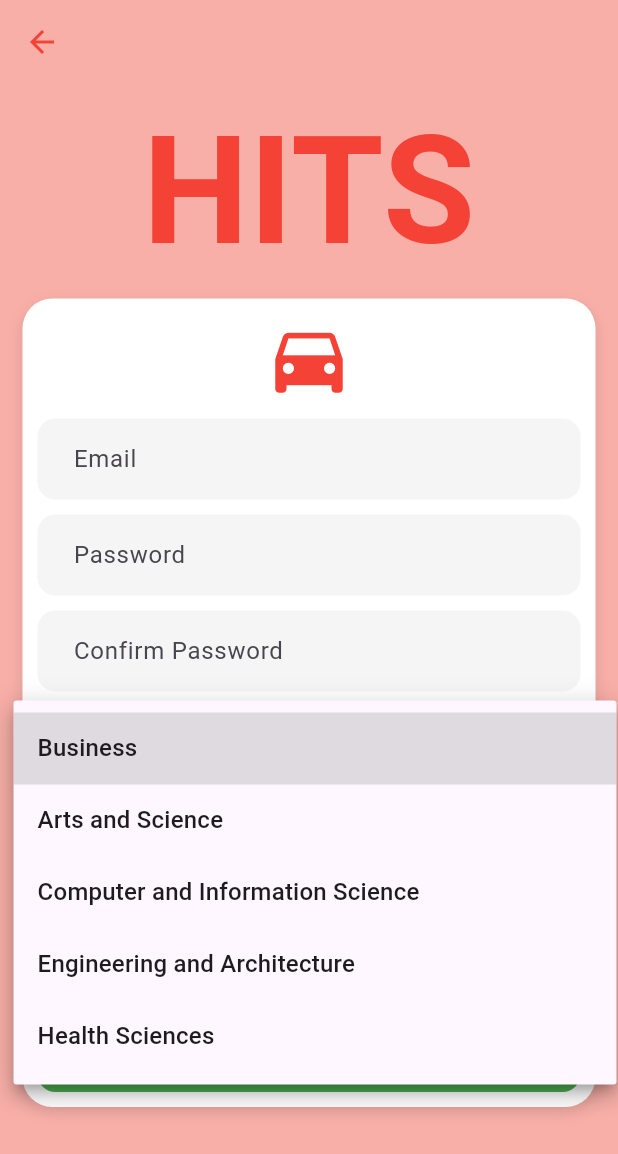
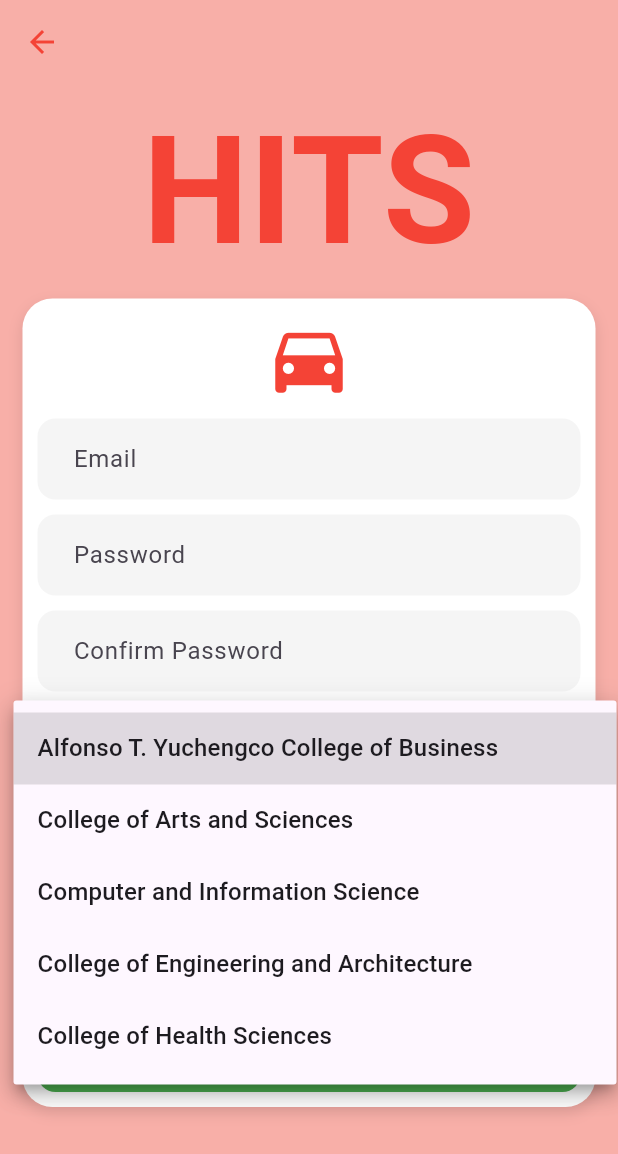
Before and after one commit to cybot555/mmcm_hits_repo, a Flutter app: the screen it shows after launch, after a tap on "Create an Account", after a tap on "Select College", on a phone screen of 412 x 824 dp. Shown: the top 1154 px of the screen. Run offline on Flutter 3.47's test engine with Material 3 defaults, Android fonts, the phone set to English and light mode, and no system bars; our stand-ins replace file_picker.

Commit message:
changed signup text to white, formalized college and program naming, renamed rider to hitcher

```diff
--- a/lib/components/driver_or_rider.dart
+++ b/lib/components/driver_or_rider.dart
@@ -27,8 +27,8 @@
             ),
             Expanded(
               child: RadioListTile<String>(
-                title: const Text("Rider"),
-                value: "Rider",
+                title: const Text("Hitcher"),
+                value: "Hitcher",
                 groupValue: selectedRole,
                 onChanged: onChanged,
               ),
--- a/lib/components/my_college_dropdown.dart
+++ b/lib/components/my_college_dropdown.dart
@@ -1,11 +1,14 @@
 import 'package:flutter/material.dart';
 import 'package:mmcm_hits/components/college.dart';
-
 
 class MyCollegeDropdown extends StatefulWidget {
   final Function(String?, String?) onChanged;
 
-  const MyCollegeDropdown({super.key, required this.onChanged, required List colleges});
+  const MyCollegeDropdown({
+    super.key,
+    required this.onChanged,
+    required List colleges,
+  });
 
   @override
   State<MyCollegeDropdown> createState() => _MyCollegeDropdownState();
@@ -17,36 +20,52 @@
 
   //  Colleges and program
   final List<College> colleges = [
-    College(name: "Business", programs: [
-      "Entrepreneurship",
-      "Management Accounting",
-      "Real Estate Management",
-      "Tourism Management",
-      "Accountancy",
-      "Accounting Information System",
-    ]),
-    College(name: "Arts and Science", programs: [
-      "Arts in Communication",
-      "Multimedia Arts",
-    ]),
-    College(name: "Computer and Information Science", programs: [
-      "Computer Science",
-      "Entertainment and Multimedia Computing",
-      "Information Systems",
-    ]),
-    College(name: "Engineering and Architecture", programs: [
-      "Architecture",
-      "Chemical Engineering",
-      "Civil Engineering",
-      "Computer Engineering",
-    ]),
-    College(name: "Health Sciences", programs: [
-      "Medical Biology",
-      "Pharmacy",
-      "Psychology",
-      "Physical Therapy",
-      "Medical Technology / Medical Laboratory Science",
-    ]),
+    College(
+      name: "Alfonso T. Yuchengco College of Business",
+      programs: [
+        "BS Entrepreneurship",
+        "BS Management Accounting",
+        "BS Real Estate Management",
+        "BS Tourism Management",
+        "BS Accountancy",
+        "BS Accounting Information System",
+      ],
+    ),
+    College(
+      name: "College of Arts and Sciences",
+      programs: ["BA Communication", "Bachelor of Multimedia Arts"],
+    ),
+    College(
+      name: "Computer and Information Science",
+      programs: [
+        "BS Computer Science",
+        "BS Entertainment and Multimedia Computing",
+        "BS Information Systems",
+      ],
+    ),
+    College(
+      name: "College of Engineering and Architecture",
+      programs: [
+        "BS Architecture",
+        "BS Chemical Engineering",
+        "BS Civil Engineering",
+        "BS Computer Engineering",
+        "BS Electrical Engineering",
+        "BS Electronics Engineering",
+        "BS Industrial Engineering",
+        "BS Mechanical Engineering",
+      ],
+    ),
+    College(
+      name: "College of Health Sciences",
+      programs: [
+        "BS Biology",
+        "BS Pharmacy",
+        "BS Psychology",
+        "BS Physical Therapy",
+        "BS Medical Laboratory Science",
+      ],
+    ),
   ];
 
   @override
@@ -87,7 +106,8 @@
             border: OutlineInputBorder(),
           ),
           isExpanded: true,
-          items: (selectedCollege == null
+          items:
+              (selectedCollege == null
                       ? <String>[]
                       : colleges
                             .firstWhere((c) => c.name == selectedCollege)
@@ -97,7 +117,8 @@
                       value: program,
                       child: Text(program),
                     );
-          }).toList(),
+                  })
+                  .toList(),
           onChanged: (value) {
             setState(() {
               selectedProgram = value;
--- a/lib/pages/signup_page.dart
+++ b/lib/pages/signup_page.dart
@@ -3,7 +3,6 @@
 import 'package:mmcm_hits/components/my_college_dropdown.dart';
 import 'package:mmcm_hits/components/driver_or_rider.dart';
 import 'package:mmcm_hits/components/driver_verification.dart';
-
 
 class SignupPage extends StatefulWidget {
   final Function()? onTap;
@@ -22,7 +21,7 @@
   String? selectedProgram;
   String? selectedRole;
 
-  void signUpUser(){}
+  void signUpUser() {}
 
   @override
   Widget build(BuildContext context) {
@@ -30,7 +29,8 @@
       backgroundColor: const Color.fromARGB(255, 248, 175, 168),
       appBar: AppBar(
         backgroundColor: Color.fromARGB(255, 248, 175, 168),
-        leading: BackButton( //back button
+        leading: BackButton(
+          //back button
           onPressed: widget.onTap,
           color: Colors.red,
         ),
@@ -112,9 +112,9 @@
                               setState(() {
                                 selectedCollege = college;
                                 selectedProgram = program;
-                          }
-                          );
-                         }, colleges: [],
+                              });
+                            },
+                            colleges: [],
                           ),
 
                           const SizedBox(height: 10),
@@ -122,17 +122,18 @@
                           // driver or rider radio button
                           DriverOrRider(
                             selectedRole: selectedRole,
-                          onChanged: (role){
+                            onChanged: (role) {
                               setState(() {
                                 selectedRole = role;
                               });
-                          }
+                            },
                           ),
 
                           const SizedBox(height: 1),
 
                           //driver verificatione
-                        if(selectedRole == "Driver")const DriverVerification(),
+                          if (selectedRole == "Driver")
+                            const DriverVerification(),
 
                           const SizedBox(height: 10),
 
@@ -150,7 +151,7 @@
                                 child: Text(
                                   "SIGNUP",
                                   style: TextStyle(
-                                  color: Colors.black,
+                                    color: Color.fromARGB(255, 255, 255, 255),
                                     fontSize: 16,
                                     fontWeight: FontWeight.bold,
                                   ),
@@ -158,8 +159,6 @@
                               ),
                             ),
                           ),
-
-
                         ],
                       ),
                     ),
```
Also changed, not shown: 2 other files. Lines whose indentation alone changed are shown as unchanged.
